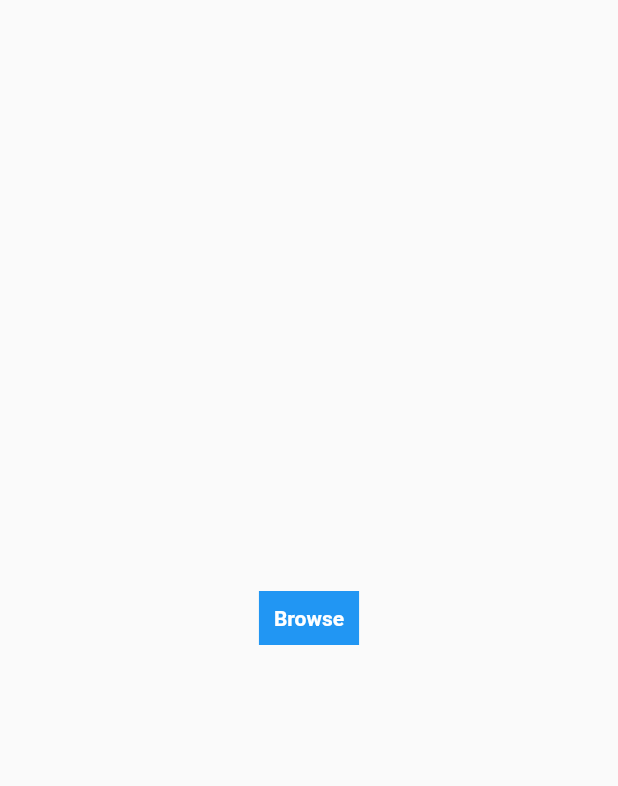
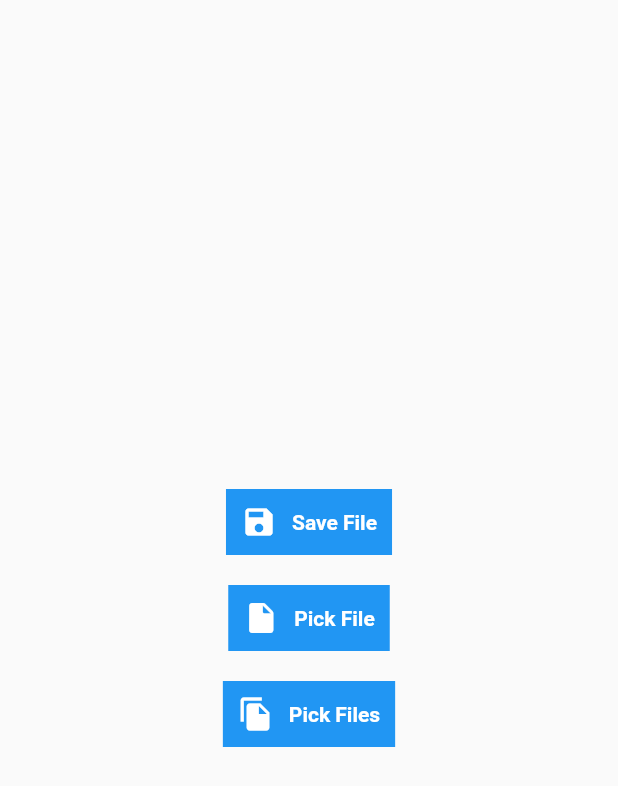
Before and after one commit to Nialixus/filesaverz, a Flutter app: the screen it shows after launch, on a phone screen of 412 x 824 dp. Shown: the top 786 px of the screen. Run offline on Flutter 3.47's test engine with Material 2 defaults, Android fonts, the phone set to English and light mode, and no system bars; our stand-ins replace permission_handler.

Commit message:
Renew sample

```diff
--- a/example/lib/main.dart
+++ b/example/lib/main.dart
@@ -8,39 +8,101 @@ void main() {
   runApp(const MaterialApp(
     title: 'File Saver Example',
     debugShowCheckedModeBanner: false,
-      home: MyApp()));
+    home: MyApp(),
+  ));
 }
 
+/// Homepage.
 class MyApp extends StatelessWidget {
   const MyApp({Key? key}) : super(key: key);
+  @override
+  Widget build(BuildContext context) {
+    /// Setting up file explorer.
+    FileSaver fileSaver = FileSaver(
+      initialFileName: 'New File',
+      fileTypes: const ['txt'],
+    );
+
+    return Scaffold(
+      body: Center(
+        child: Column(mainAxisSize: MainAxisSize.min, children: [
+          /// Save File.
+          MyButton(
+            text: 'Save File',
+            fileSaver: fileSaver,
+            icon: Icons.save,
+            onTap: () {
+              fileSaver.writeAsString('Hello World', context: context);
+            },
+          ),
+
+          /// Pick File.
+          MyButton(
+            text: 'Pick File',
+            fileSaver: fileSaver,
+            icon: Icons.insert_drive_file_rounded,
+            onTap: () async {
+              File? file = await fileSaver.pickFile(context);
+              log(file.toString());
+            },
+          ),
+
+          /// Pick Multiple Files.
+          MyButton(
+            text: 'Pick Files',
+            fileSaver: fileSaver,
+            icon: Icons.file_copy,
+            onTap: () async {
+              List<File>? files = await fileSaver.pickFiles(context);
+              log(files.toString());
+            },
+          ),
+        ]),
+      ),
+    );
+  }
+}
+
+/// Custom button.
+class MyButton extends StatelessWidget {
+  const MyButton(
+      {Key? key,
+      required this.text,
+      required this.fileSaver,
+      required this.icon,
+      this.onTap})
+      : super(key: key);
+
+  final FileSaver fileSaver;
+  final String text;
+  final IconData icon;
+  final void Function()? onTap;
 
   @override
   Widget build(BuildContext context) {
-    return Scaffold(
-      body: Center(
+    return Padding(
+      padding: const EdgeInsets.symmetric(vertical: 10.0),
       child: Material(
         color: Colors.blue,
         child: InkWell(
-            onTap: () async {
-              /// Picking example.
-              List<File>? files = await FileSaver().pickFiles(context);
-              log(files.toString());
-
-              /// Writing example.
-              /*FileSaver(
-                initialFileName: 'New File',
-                fileTypes: const ['txt'],
-              ).writeAsString('Hello World', context: context);*/
-            },
-            child: const Padding(
-              padding: EdgeInsets.all(10),
-              child: Text(
-                'Browse',
-                style: TextStyle(
+          onTap: onTap,
+          child: Padding(
+            padding: const EdgeInsets.all(10),
+            child: Row(
+              mainAxisSize: MainAxisSize.min,
+              children: [
+                Icon(icon, color: Colors.white),
+                const SizedBox(
+                  width: 10,
+                ),
+                Text(
+                  text,
+                  style: const TextStyle(
                     color: Colors.white,
                     fontWeight: FontWeight.bold,
                   ),
                 ),
+              ],
             ),
           ),
         ),
--- a/pubspec.yaml
+++ b/pubspec.yaml
@@ -1,6 +1,6 @@
 name: filesaverz
 description: A customable file saver and file picker package that makes it easy for user to browse folder and save file or pick files in android.
-version: 2.5.0
+version: 2.6.0
 homepage: https://github.com/Nialixus/filesaverz.git
 
 environment:
```
Also changed, not shown: example/pubspec.lock, 1 other file. Lines whose indentation alone changed are shown as unchanged.
